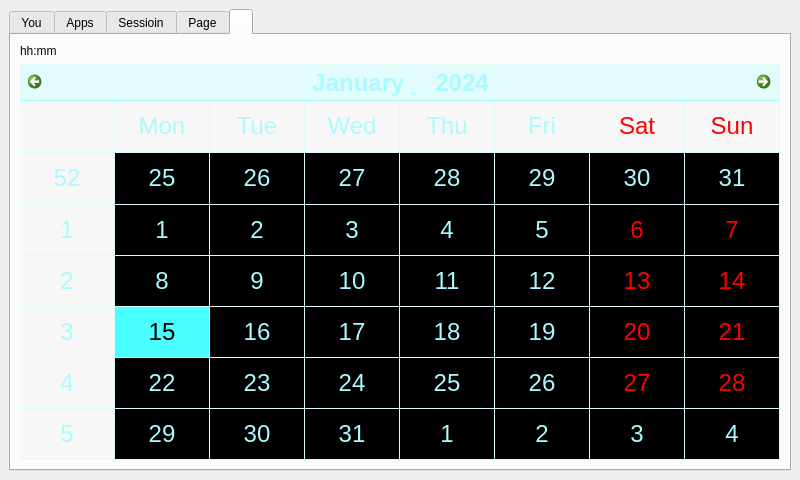
GuraDevelopment/GuraDE, file mainwindow.ui: the form before one commit.
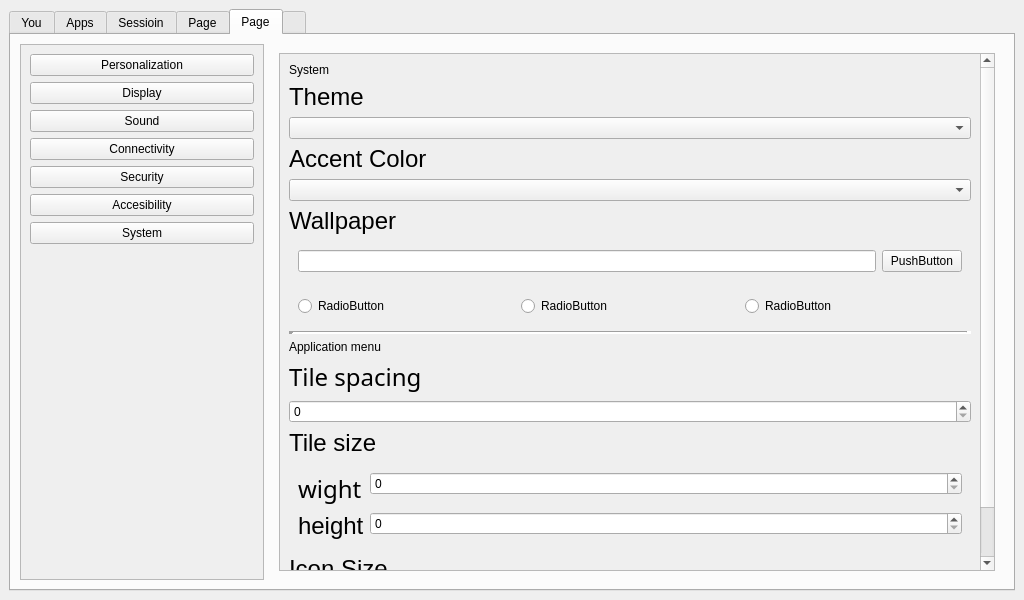
The form after the commit. Icons and pictures are not drawn.

Patch:
```diff
--- a/mainwindow.ui
+++ b/mainwindow.ui
@@ -6,8 +6,8 @@
    <rect>
     <x>0</x>
     <y>0</y>
-    <width>800</width>
-    <height>480</height>
+    <width>1024</width>
+    <height>600</height>
    </rect>
   </property>
   <property name="windowTitle">
@@ -592,7 +592,7 @@
             <number>0</number>
            </property>
            <item>
-            <widget class="QPushButton" name="pushButton">
+            <widget class="QPushButton" name="firefox">
              <property name="palette">
               <palette>
                <active>
@@ -1023,7 +1023,7 @@
             </widget>
            </item>
            <item>
-            <widget class="QPushButton" name="pushButton_2">
+            <widget class="QPushButton" name="PCManFM">
              <property name="styleSheet">
               <string notr="true">/* Translucent Aqua Blue Button */
 QPushButton {
@@ -1099,7 +1099,7 @@
             </widget>
            </item>
            <item>
-            <widget class="QPushButton" name="pushButton_3">
+            <widget class="QPushButton" name="MPV">
              <property name="font">
               <font>
                <family>Helvetica</family>
@@ -1180,7 +1180,7 @@
             </widget>
            </item>
            <item>
-            <widget class="QPushButton" name="pushButton_4">
+            <widget class="QPushButton" name="LibreOffice">
              <property name="styleSheet">
               <string notr="true">/* ===== LIBREOFFICE GREEN BUTTON - BASE STYLE ===== */
 QPushButton {
@@ -1671,6 +1671,352 @@
         </item>
        </layout>
       </widget>
+      <widget class="QWidget" name="tab_6">
+       <attribute name="title">
+        <string>Page</string>
+       </attribute>
+       <layout class="QHBoxLayout" name="horizontalLayout_5">
+        <item>
+         <widget class="QScrollArea" name="scrollArea">
+          <property name="sizePolicy">
+           <sizepolicy hsizetype="Fixed" vsizetype="Minimum">
+            <horstretch>0</horstretch>
+            <verstretch>0</verstretch>
+           </sizepolicy>
+          </property>
+          <property name="minimumSize">
+           <size>
+            <width>244</width>
+            <height>0</height>
+           </size>
+          </property>
+          <property name="widgetResizable">
+           <bool>true</bool>
+          </property>
+          <widget class="QWidget" name="scrollAreaWidgetContents_3">
+           <property name="geometry">
+            <rect>
+             <x>0</x>
+             <y>0</y>
+             <width>242</width>
+             <height>509</height>
+            </rect>
+           </property>
+           <layout class="QVBoxLayout" name="verticalLayout_7">
+            <item>
+             <widget class="QPushButton" name="pushButton">
+              <property name="text">
+               <string>Personalization</string>
+              </property>
+             </widget>
+            </item>
+            <item>
+             <widget class="QPushButton" name="pushButton_2">
+              <property name="text">
+               <string>Display</string>
+              </property>
+             </widget>
+            </item>
+            <item>
+             <widget class="QPushButton" name="pushButton_3">
+              <property name="text">
+               <string>Sound</string>
+              </property>
+             </widget>
+            </item>
+            <item>
+             <widget class="QPushButton" name="pushButton_4">
+              <property name="text">
+               <string>Connectivity</string>
+              </property>
+             </widget>
+            </item>
+            <item>
+             <widget class="QPushButton" name="pushButton_12">
+              <property name="text">
+               <string>Security</string>
+              </property>
+             </widget>
+            </item>
+            <item>
+             <widget class="QPushButton" name="pushButton_18">
+              <property name="text">
+               <string>Accesibility</string>
+              </property>
+             </widget>
+            </item>
+            <item>
+             <widget class="QPushButton" name="pushButton_19">
+              <property name="text">
+               <string>System</string>
+              </property>
+             </widget>
+            </item>
+            <item>
+             <widget class="QWidget" name="widget_8" native="true">
+              <property name="sizePolicy">
+               <sizepolicy hsizetype="MinimumExpanding" vsizetype="Preferred">
+                <horstretch>0</horstretch>
+                <verstretch>0</verstretch>
+               </sizepolicy>
+              </property>
+             </widget>
+            </item>
+           </layout>
+          </widget>
+         </widget>
+        </item>
+        <item>
+         <widget class="QStackedWidget" name="stackedWidget">
+          <property name="frameShape">
+           <enum>QFrame::Shape::NoFrame</enum>
+          </property>
+          <property name="frameShadow">
+           <enum>QFrame::Shadow::Sunken</enum>
+          </property>
+          <property name="lineWidth">
+           <number>0</number>
+          </property>
+          <property name="midLineWidth">
+           <number>0</number>
+          </property>
+          <widget class="QWidget" name="page">
+           <layout class="QVBoxLayout" name="verticalLayout_8">
+            <item>
+             <widget class="QScrollArea" name="scrollArea_2">
+              <property name="sizePolicy">
+               <sizepolicy hsizetype="MinimumExpanding" vsizetype="Expanding">
+                <horstretch>0</horstretch>
+                <verstretch>0</verstretch>
+               </sizepolicy>
+              </property>
+              <property name="widgetResizable">
+               <bool>true</bool>
+              </property>
+              <widget class="QWidget" name="scrollAreaWidgetContents_4">
+               <property name="geometry">
+                <rect>
+                 <x>0</x>
+                 <y>0</y>
+                 <width>700</width>
+                 <height>854</height>
+                </rect>
+               </property>
+               <layout class="QVBoxLayout" name="verticalLayout_9">
+                <item>
+                 <widget class="QLabel" name="label_11">
+                  <property name="text">
+                   <string>System</string>
+                  </property>
+                 </widget>
+                </item>
+                <item>
+                 <widget class="QLabel" name="label_6">
+                  <property name="text">
+                   <string>&lt;html&gt;&lt;head/&gt;&lt;body&gt;&lt;p&gt;&lt;span style=&quot; font-size:18pt;&quot;&gt;Theme&lt;/span&gt;&lt;/p&gt;&lt;/body&gt;&lt;/html&gt;</string>
+                  </property>
+                 </widget>
+                </item>
+                <item>
+                 <widget class="QComboBox" name="comboBox"/>
+                </item>
+                <item>
+                 <widget class="QLabel" name="label_7">
+                  <property name="sizePolicy">
+                   <sizepolicy hsizetype="Preferred" vsizetype="Maximum">
+                    <horstretch>0</horstretch>
+                    <verstretch>0</verstretch>
+                   </sizepolicy>
+                  </property>
+                  <property name="text">
+                   <string>&lt;html&gt;&lt;head/&gt;&lt;body&gt;&lt;p&gt;&lt;span style=&quot; font-size:18pt;&quot;&gt;Accent Color&lt;/span&gt;&lt;/p&gt;&lt;/body&gt;&lt;/html&gt;</string>
+                  </property>
+                 </widget>
+                </item>
+                <item>
+                 <widget class="QComboBox" name="comboBox_2"/>
+                </item>
+                <item>
+                 <widget class="QLabel" name="label_8">
+                  <property name="sizePolicy">
+                   <sizepolicy hsizetype="Preferred" vsizetype="Maximum">
+                    <horstretch>0</horstretch>
+                    <verstretch>0</verstretch>
+                   </sizepolicy>
+                  </property>
+                  <property name="text">
+                   <string>&lt;html&gt;&lt;head/&gt;&lt;body&gt;&lt;p&gt;&lt;span style=&quot; font-size:18pt;&quot;&gt;Wallpaper&lt;/span&gt;&lt;/p&gt;&lt;/body&gt;&lt;/html&gt;</string>
+                  </property>
+                 </widget>
+                </item>
+                <item>
+                 <widget class="QWidget" name="widget_6" native="true">
+                  <property name="sizePolicy">
+                   <sizepolicy hsizetype="Preferred" vsizetype="Maximum">
+                    <horstretch>0</horstretch>
+                    <verstretch>0</verstretch>
+                   </sizepolicy>
+                  </property>
+                  <layout class="QHBoxLayout" name="horizontalLayout_7">
+                   <item>
+                    <widget class="QLineEdit" name="lineEdit"/>
+                   </item>
+                   <item>
+                    <widget class="QPushButton" name="pushButton_21">
+                     <property name="text">
+                      <string>PushButton</string>
+                     </property>
+                    </widget>
+                   </item>
+                  </layout>
+                 </widget>
+                </item>
+                <item>
+                 <widget class="QWidget" name="widget_11" native="true">
+                  <layout class="QHBoxLayout" name="horizontalLayout_8">
+                   <item>
+                    <widget class="QRadioButton" name="radioButton">
+                     <property name="text">
+                      <string>RadioButton</string>
+                     </property>
+                    </widget>
+                   </item>
+                   <item>
+                    <widget class="QRadioButton" name="radioButton_2">
+                     <property name="text">
+                      <string>RadioButton</string>
+                     </property>
+                    </widget>
+                   </item>
+                   <item>
+                    <widget class="QRadioButton" name="radioButton_3">
+                     <property name="text">
+                      <string>RadioButton</string>
+                     </property>
+                    </widget>
+                   </item>
+                  </layout>
+                 </widget>
+                </item>
+                <item>
+                 <widget class="Line" name="line_6">
+                  <property name="lineWidth">
+                   <number>5</number>
+                  </property>
+                  <property name="orientation">
+                   <enum>Qt::Orientation::Horizontal</enum>
+                  </property>
+                 </widget>
+                </item>
+                <item>
+                 <widget class="QLabel" name="label_9">
+                  <property name="sizePolicy">
+                   <sizepolicy hsizetype="Preferred" vsizetype="Maximum">
+                    <horstretch>0</horstretch>
+                    <verstretch>0</verstretch>
+                   </sizepolicy>
+                  </property>
+                  <property name="text">
+                   <string>Application menu</string>
+                  </property>
+                 </widget>
+                </item>
+                <item>
+                 <widget class="QLabel" name="label_10">
+                  <property name="sizePolicy">
+                   <sizepolicy hsizetype="Preferred" vsizetype="Maximum">
+                    <horstretch>0</horstretch>
+                    <verstretch>0</verstretch>
+                   </sizepolicy>
+                  </property>
+                  <property name="font">
+                   <font>
+                    <family>Sans Serif</family>
+                    <pointsize>22</pointsize>
+                    <italic>false</italic>
+                    <bold>false</bold>
+                   </font>
+                  </property>
+                  <property name="text">
+                   <string>&lt;html&gt;&lt;head/&gt;&lt;body&gt;&lt;p&gt;&lt;span style=&quot; font-size:18pt;&quot;&gt;Tile spacing&lt;/span&gt;&lt;/p&gt;&lt;/body&gt;&lt;/html&gt;</string>
+                  </property>
+                 </widget>
+                </item>
+                <item>
+                 <widget class="QSpinBox" name="spinBox"/>
+                </item>
+                <item>
+                 <widget class="QLabel" name="label_12">
+                  <property name="text">
+                   <string>&lt;html&gt;&lt;head/&gt;&lt;body&gt;&lt;p&gt;&lt;span style=&quot; font-size:18pt;&quot;&gt;Tile size&lt;/span&gt;&lt;/p&gt;&lt;/body&gt;&lt;/html&gt;</string>
+                  </property>
+                 </widget>
+                </item>
+                <item>
+                 <widget class="QWidget" name="widget_10" native="true">
+                  <layout class="QFormLayout" name="formLayout">
+                   <item row="0" column="0">
+                    <widget class="QLabel" name="label_14">
+                     <property name="font">
+                      <font>
+                       <family>Sans Serif</family>
+                       <pointsize>22</pointsize>
+                       <italic>false</italic>
+                       <bold>false</bold>
+                      </font>
+                     </property>
+                     <property name="text">
+                      <string>&lt;html&gt;&lt;head/&gt;&lt;body&gt;&lt;p&gt;&lt;span style=&quot; font-size:18pt;&quot;&gt;wight&lt;/span&gt;&lt;/p&gt;&lt;/body&gt;&lt;/html&gt;</string>
+                     </property>
+                    </widget>
+                   </item>
+                   <item row="0" column="1">
+                    <widget class="QSpinBox" name="spinBox_2"/>
+                   </item>
+                   <item row="1" column="1">
+                    <widget class="QSpinBox" name="spinBox_4"/>
+                   </item>
+                   <item row="1" column="0">
+                    <widget class="QLabel" name="label_15">
+                     <property name="text">
+                      <string>&lt;html&gt;&lt;head/&gt;&lt;body&gt;&lt;p&gt;&lt;span style=&quot; font-size:18pt;&quot;&gt;height&lt;/span&gt;&lt;/p&gt;&lt;/body&gt;&lt;/html&gt;</string>
+                     </property>
+                    </widget>
+                   </item>
+                  </layout>
+                 </widget>
+                </item>
+                <item>
+                 <widget class="QLabel" name="label_13">
+                  <property name="text">
+                   <string>&lt;html&gt;&lt;head/&gt;&lt;body&gt;&lt;p&gt;&lt;span style=&quot; font-size:18pt;&quot;&gt;Icon Size&lt;/span&gt;&lt;/p&gt;&lt;/body&gt;&lt;/html&gt;</string>
+                  </property>
+                 </widget>
+                </item>
+                <item>
+                 <widget class="QSpinBox" name="spinBox_3"/>
+                </item>
+                <item>
+                 <widget class="QWidget" name="widget_9" native="true">
+                  <property name="sizePolicy">
+                   <sizepolicy hsizetype="Minimum" vsizetype="MinimumExpanding">
+                    <horstretch>0</horstretch>
+                    <verstretch>0</verstretch>
+                   </sizepolicy>
+                  </property>
+                 </widget>
+                </item>
+               </layout>
+              </widget>
+             </widget>
+            </item>
+           </layout>
+          </widget>
+          <widget class="QWidget" name="page_2"/>
+         </widget>
+        </item>
+       </layout>
+      </widget>
       <widget class="QWidget" name="tab_2">
        <attribute name="title">
         <string/>
```
Left out of the diff: 35 changed lines with no effect on the pictures.
